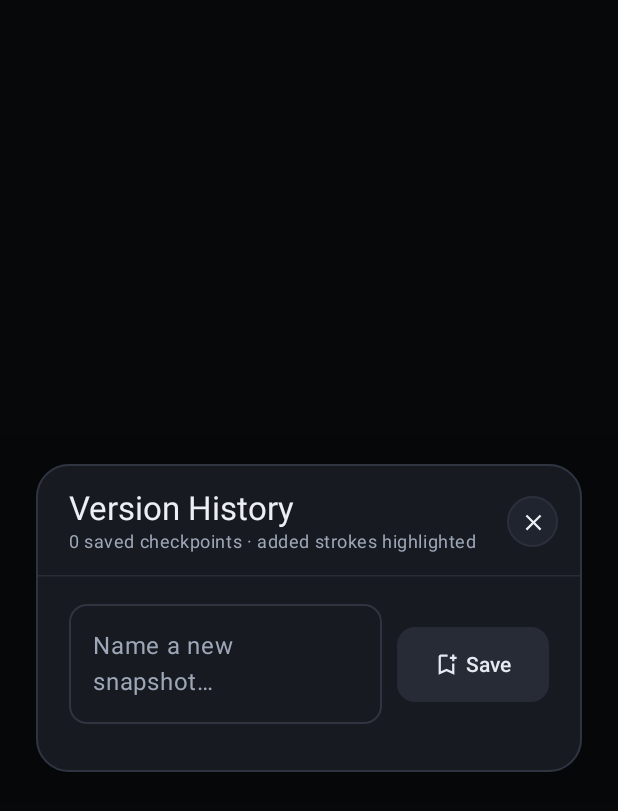
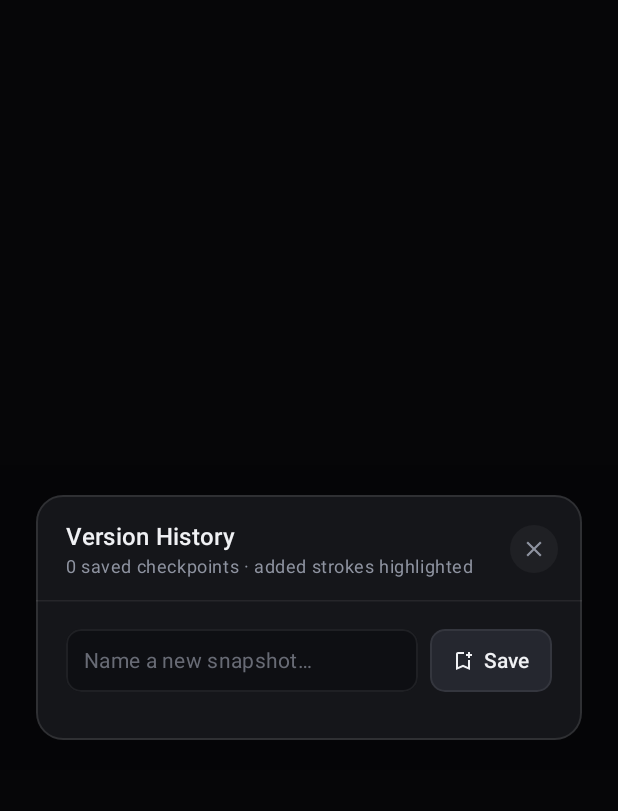
Before and after one commit to McMelonTV/drawspace, an Android app built with Jetpack Compose: the composable VersionHistoryModal shown on its own in the app's theme, on a phone screen of 412 x 824 dp. Shown: the top 811 px of the screen. Run offline under Robolectric (Android 15) with nearby library versions, the phone set to English and light mode, and no system bars; 2 statements that could not run were skipped.

Commit message:
style: redesign studio modals with neutral palette and uniform tab padding

```diff
--- a/app/src/main/kotlin/space/owork/draw/ui/StudioModal.kt
+++ b/app/src/main/kotlin/space/owork/draw/ui/StudioModal.kt
@@ -1,29 +1,36 @@
 package space.owork.draw.ui
 
 import androidx.compose.foundation.BorderStroke
+import androidx.compose.foundation.background
+import androidx.compose.foundation.border
+import androidx.compose.foundation.clickable
 import androidx.compose.foundation.layout.Arrangement
+import androidx.compose.foundation.layout.Box
 import androidx.compose.foundation.layout.Column
 import androidx.compose.foundation.layout.ColumnScope
 import androidx.compose.foundation.layout.Row
 import androidx.compose.foundation.layout.RowScope
 import androidx.compose.foundation.layout.fillMaxWidth
+import androidx.compose.foundation.layout.height
 import androidx.compose.foundation.layout.heightIn
 import androidx.compose.foundation.layout.padding
 import androidx.compose.foundation.layout.size
 import androidx.compose.foundation.layout.widthIn
 import androidx.compose.foundation.shape.CircleShape
 import androidx.compose.foundation.shape.RoundedCornerShape
+import androidx.compose.foundation.text.BasicTextField
 import androidx.compose.material.icons.Icons
 import androidx.compose.material.icons.outlined.Close
 import androidx.compose.material3.HorizontalDivider
 import androidx.compose.material3.Icon
-import androidx.compose.material3.IconButton
 import androidx.compose.material3.MaterialTheme
 import androidx.compose.material3.Surface
 import androidx.compose.material3.Text
 import androidx.compose.runtime.Composable
 import androidx.compose.ui.Alignment
 import androidx.compose.ui.Modifier
+import androidx.compose.ui.draw.clip
+import androidx.compose.ui.graphics.SolidColor
 import androidx.compose.ui.unit.Dp
 import androidx.compose.ui.unit.dp
 import androidx.compose.ui.window.Dialog
@@ -31,14 +38,14 @@ import androidx.compose.ui.window.DialogProperties
 import space.owork.draw.ui.theme.LocalHudColors
 
 /**
- * Tablet-first centered modal with crisp neutral studio colors (zero M3 tonal tint washout).
+ * Clean neutral studio modal with hairline borders and zero M3 tonal washout.
  */
 @Composable
 fun StudioModal(
     title: String,
     subtitle: String? = null,
     onDismiss: () -> Unit,
-    maxWidth: Dp = 580.dp,
+    maxWidth: Dp = 560.dp,
     maxHeight: Dp = 640.dp,
     headerActions: @Composable RowScope.() -> Unit = {},
     content: @Composable ColumnScope.() -> Unit,
@@ -54,22 +61,22 @@ fun StudioModal(
                 .widthIn(min = 340.dp, max = maxWidth)
                 .heightIn(max = maxHeight)
                 .fillMaxWidth(),
-            shape = RoundedCornerShape(22.dp),
+            shape = RoundedCornerShape(18.dp),
             color = hudColors.modalBackground,
-            border = BorderStroke(1.dp, MaterialTheme.colorScheme.outline),
+            border = BorderStroke(1.dp, hudColors.modalBorder),
             tonalElevation = 0.dp,
-            shadowElevation = 24.dp,
+            shadowElevation = 28.dp,
         ) {
             Column(modifier = Modifier.fillMaxWidth()) {
                 Row(
                     modifier = Modifier
                         .fillMaxWidth()
-                        .padding(start = 22.dp, end = 16.dp, top = 16.dp, bottom = 14.dp),
+                        .padding(start = 20.dp, end = 16.dp, top = 16.dp, bottom = 14.dp),
                     verticalAlignment = Alignment.CenterVertically,
                     horizontalArrangement = Arrangement.SpaceBetween,
                 ) {
                     Column(modifier = Modifier.weight(1f)) {
-                        Text(text = title, style = MaterialTheme.typography.titleLarge)
+                        Text(text = title, style = MaterialTheme.typography.titleMedium)
                         if (subtitle != null) {
                             Text(
                                 text = subtitle,
@@ -83,32 +90,70 @@ fun StudioModal(
                         horizontalArrangement = Arrangement.spacedBy(8.dp),
                     ) {
                         headerActions()
-                        Surface(
-                            shape = CircleShape,
-                            color = hudColors.modalCard,
-                            border = BorderStroke(1.dp, MaterialTheme.colorScheme.outline.copy(alpha = 0.7f)),
+                        Box(
+                            modifier = Modifier
+                                .size(32.dp)
+                                .clip(CircleShape)
+                                .background(hudColors.modalCard)
+                                .clickable(onClick = onDismiss),
+                            contentAlignment = Alignment.Center,
                         ) {
-                            IconButton(
-                                onClick = onDismiss,
-                                modifier = Modifier.size(34.dp),
-                            ) {
-                                Icon(
-                                    Icons.Outlined.Close,
-                                    contentDescription = "Close",
-                                    modifier = Modifier.size(18.dp),
-                                )
-                            }
+                            Icon(
+                                Icons.Outlined.Close,
+                                contentDescription = "Close",
+                                tint = MaterialTheme.colorScheme.onSurfaceVariant,
+                                modifier = Modifier.size(17.dp),
+                            )
                         }
                     }
                 }
-                HorizontalDivider(color = MaterialTheme.colorScheme.outline.copy(alpha = 0.75f))
+                HorizontalDivider(color = hudColors.modalDivider)
                 Column(
                     modifier = Modifier
                         .fillMaxWidth()
-                        .padding(horizontal = 22.dp, vertical = 18.dp),
+                        .padding(horizontal = 20.dp, vertical = 18.dp),
                     content = content,
                 )
             }
         }
     }
 }
+
+/**
+ * Compact web-inspired single-line input field matching our studio modal surface language.
+ */
+@Composable
+fun StudioTextField(
+    value: String,
+    onValueChange: (String) -> Unit,
+    placeholder: String,
+    modifier: Modifier = Modifier,
+) {
+    val hudColors = LocalHudColors.current
+    val shape = RoundedCornerShape(10.dp)
+    Box(
+        modifier = modifier
+            .height(42.dp)
+            .clip(shape)
+            .background(hudColors.modalInputBackground)
+            .border(1.dp, hudColors.modalCardBorder, shape)
+            .padding(horizontal = 12.dp),
+        contentAlignment = Alignment.CenterStart,
+    ) {
+        if (value.isEmpty()) {
+            Text(
+                text = placeholder,
+                style = MaterialTheme.typography.bodyMedium,
+                color = MaterialTheme.colorScheme.onSurfaceVariant.copy(alpha = 0.7f),
+            )
+        }
+        BasicTextField(
+            value = value,
+            onValueChange = onValueChange,
+            singleLine = true,
+            textStyle = MaterialTheme.typography.bodyMedium.copy(color = MaterialTheme.colorScheme.onSurface),
+            cursorBrush = SolidColor(MaterialTheme.colorScheme.primary),
+            modifier = Modifier.fillMaxWidth(),
+        )
+    }
+}
--- a/app/src/main/kotlin/space/owork/draw/ui/VersionHistoryModal.kt
+++ b/app/src/main/kotlin/space/owork/draw/ui/VersionHistoryModal.kt
@@ -1,6 +1,6 @@
 package space.owork.draw.ui
 
-import androidx.compose.foundation.BorderStroke
+import androidx.compose.foundation.background
 import androidx.compose.foundation.border
 import androidx.compose.foundation.layout.Arrangement
 import androidx.compose.foundation.layout.Box
@@ -13,17 +13,12 @@ import androidx.compose.foundation.layout.height
 import androidx.compose.foundation.layout.heightIn
 import androidx.compose.foundation.layout.padding
 import androidx.compose.foundation.layout.size
-import androidx.compose.foundation.layout.width
 import androidx.compose.foundation.lazy.LazyColumn
 import androidx.compose.foundation.lazy.itemsIndexed
 import androidx.compose.foundation.shape.RoundedCornerShape
 import androidx.compose.material.icons.Icons
 import androidx.compose.material.icons.outlined.BookmarkAdd
-import androidx.compose.material3.FilledTonalButton
-import androidx.compose.material3.Icon
 import androidx.compose.material3.MaterialTheme
-import androidx.compose.material3.OutlinedTextField
-import androidx.compose.material3.Surface
 import androidx.compose.material3.Text
 import androidx.compose.material3.TextButton
 import androidx.compose.runtime.Composable
@@ -57,42 +52,36 @@ fun VersionHistoryModal(
         title = "Version History",
         subtitle = "${state.history.size} saved checkpoints · added strokes highlighted",
         onDismiss = onDismiss,
-        maxWidth = 600.dp,
+        maxWidth = 580.dp,
         maxHeight = 620.dp,
     ) {
-        // Inline Save Named Snapshot bar
         Row(
             modifier = Modifier.fillMaxWidth(),
-            horizontalArrangement = Arrangement.spacedBy(10.dp),
+            horizontalArrangement = Arrangement.spacedBy(8.dp),
             verticalAlignment = Alignment.CenterVertically,
         ) {
-            OutlinedTextField(
+            StudioTextField(
                 value = snapshotLabel,
                 onValueChange = { snapshotLabel = it },
-                placeholder = { Text("Name a new snapshot…") },
-                shape = RoundedCornerShape(12.dp),
-                singleLine = true,
+                placeholder = "Name a new snapshot…",
                 modifier = Modifier.weight(1f),
             )
-            FilledTonalButton(
-                shape = RoundedCornerShape(12.dp),
-                modifier = Modifier.height(50.dp),
+            StudioInlineButton(
+                icon = Icons.Outlined.BookmarkAdd,
+                label = "Save",
+                enabled = true,
                 onClick = {
                     val label = snapshotLabel.trim().ifEmpty { "Snapshot" }
                     snapshotLabel = ""
                     onSaveSnapshot(label)
                 },
-            ) {
-                Icon(Icons.Outlined.BookmarkAdd, contentDescription = null, modifier = Modifier.size(18.dp))
-                Spacer(Modifier.width(4.dp))
-                Text("Save")
-            }
+            )
         }
 
-        Spacer(Modifier.size(14.dp))
+        Spacer(Modifier.height(14.dp))
 
         LazyColumn(
-            verticalArrangement = Arrangement.spacedBy(10.dp),
+            verticalArrangement = Arrangement.spacedBy(8.dp),
             modifier = Modifier
                 .fillMaxWidth()
                 .heightIn(max = 420.dp),
@@ -124,22 +113,22 @@ fun VersionHistoryModal(
                     DateFormat.getDateTimeInstance(DateFormat.SHORT, DateFormat.MEDIUM)
                         .format(Date(cp.timestampMs))
                 }
-                Surface(
-                    shape = RoundedCornerShape(12.dp),
-                    color = hudColors.modalCard,
-                    border = BorderStroke(1.dp, MaterialTheme.colorScheme.outline.copy(alpha = 0.7f)),
-                    modifier = Modifier.fillMaxWidth(),
-                ) {
+                val cardShape = RoundedCornerShape(12.dp)
                 Row(
-                        modifier = Modifier.padding(10.dp),
+                    modifier = Modifier
+                        .fillMaxWidth()
+                        .clip(cardShape)
+                        .background(hudColors.modalCard)
+                        .border(1.dp, hudColors.modalCardBorder, cardShape)
+                        .padding(10.dp),
                     verticalAlignment = Alignment.CenterVertically,
                     horizontalArrangement = Arrangement.spacedBy(12.dp),
                 ) {
                     Box(
                         modifier = Modifier
-                                .size(width = 96.dp, height = 62.dp)
+                            .size(width = 92.dp, height = 58.dp)
                             .clip(RoundedCornerShape(8.dp))
-                                .border(1.dp, MaterialTheme.colorScheme.outline, RoundedCornerShape(8.dp)),
+                            .border(1.dp, hudColors.modalCardBorder, RoundedCornerShape(8.dp)),
                         contentAlignment = Alignment.Center,
                     ) {
                         if (preview != null) {
@@ -193,4 +182,3 @@ fun VersionHistoryModal(
         }
     }
 }
-}
```
Also changed, not shown: app/src/main/kotlin/space/owork/draw/ui/DocumentMenuModal.kt (+96 -77 lines), app/src/main/kotlin/space/owork/draw/ui/theme/Theme.kt (+83 -58 lines). Lines whose indentation alone changed are shown as unchanged.
